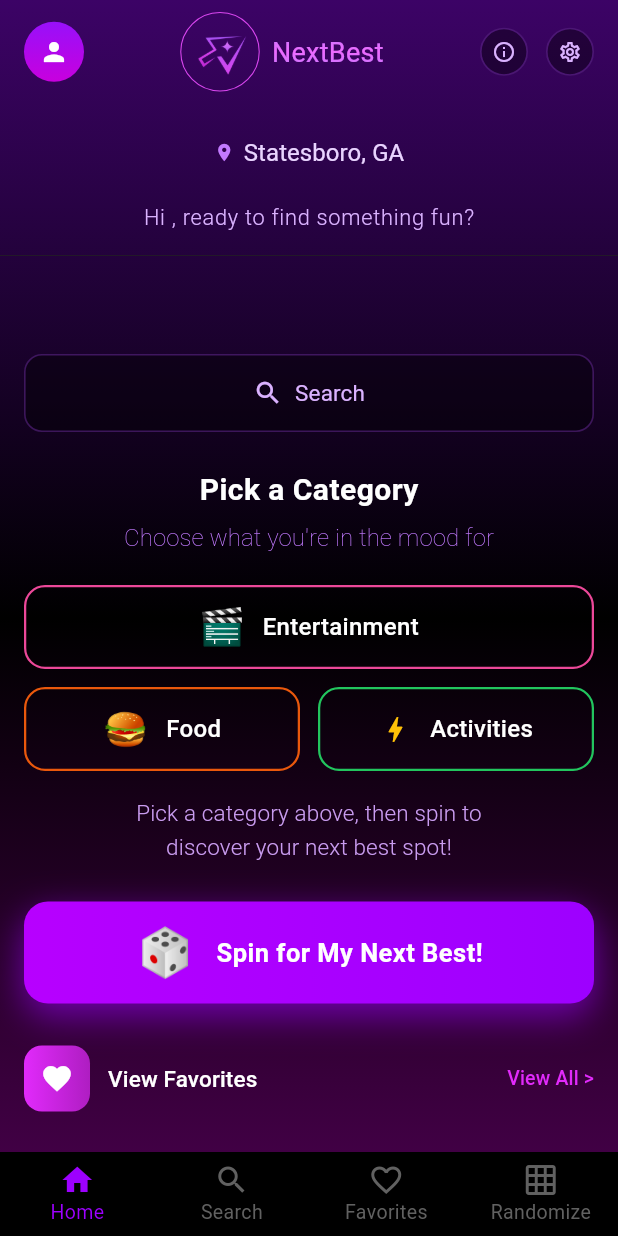
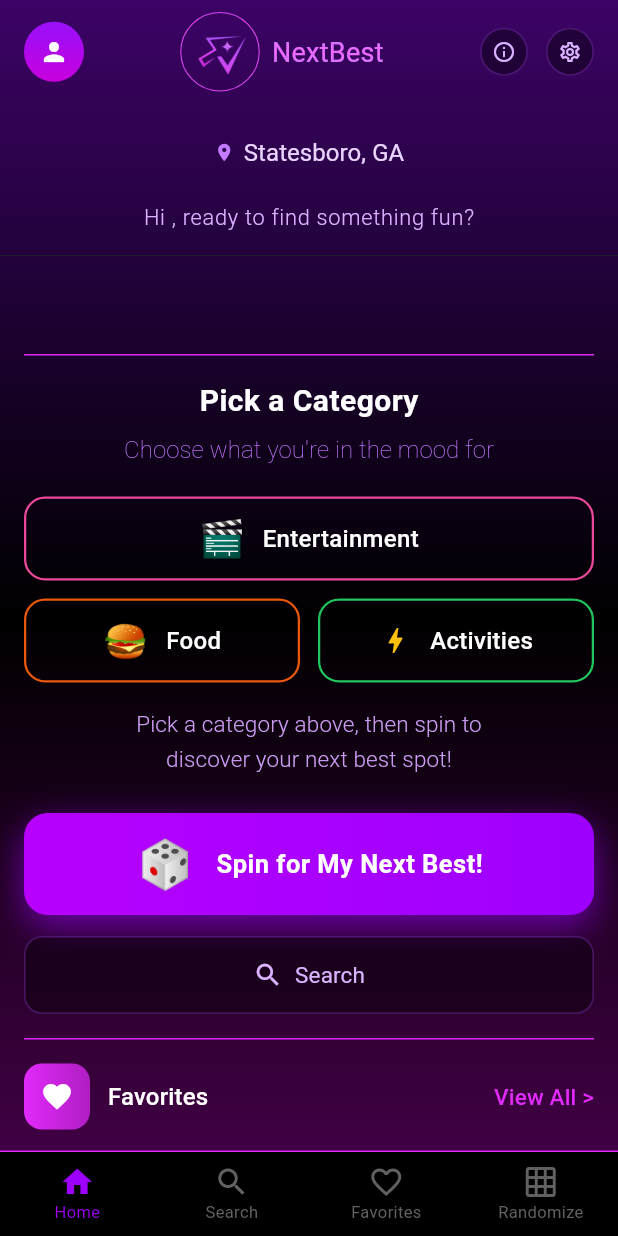
Before and after one commit to angelicav-v/NextBest, a Flutter app: the HomeScreen screen opened directly with empty values, on a phone screen of 412 x 824 dp. Run offline on Flutter 3.47's test engine with Material 3 defaults, Android fonts, the phone set to English and light mode, and no system bars; our stand-ins replace geolocator, google_fonts, shared_preferences; accounts and stored records are empty; Roboto replaces fonts that are missing (Arimo).

Commit message:
-feat: More home_screen Edits

```diff
--- a/App/lib/screens/home_screen.dart
+++ b/App/lib/screens/home_screen.dart
@@ -3,7 +3,6 @@ import '../widgets/gradient_background.dart';
 import '../widgets/home/home_header.dart';
 import '../widgets/home/category_section.dart';
 import '../widgets/home/action_buttons.dart';
-import '../widgets/home/friend_vote_card.dart';
 import '../widgets/home/info_popup.dart';
 import '../app_navigator.dart';
 
@@ -106,8 +105,11 @@ class _HomeScreenState extends State<HomeScreen> {
                     crossAxisAlignment: CrossAxisAlignment.start,
                     children: [
                       const SizedBox(height: 16),
-                      SearchButton(onTap: () => print('Search tapped')),
-                      const SizedBox(height: 24),
+                      Container(
+                        width: double.infinity,
+                        child: Divider(color: Color(0xFFE12AFB), height: 1, thickness: 1),
+                      ),
+                      const SizedBox(height: 16),
                       CategorySection(
                         onEntertainmentTap: () => print('Entertainment tapped'),
                         onFoodTap: () => print('Food tapped'),
@@ -115,10 +117,27 @@ class _HomeScreenState extends State<HomeScreen> {
                       ),
                       const SizedBox(height: 24),
                       SpinButton(onTap: () => print('Spin tapped')),
-                      const SizedBox(height: 28),
+                      const SizedBox(height: 14),
+                      SearchButton(onTap: () => print('Search tapped')),
+                      const SizedBox(height: 16),
+                      Container(
+                        width: double.infinity,
+                        child: Divider(color: Color(0xFFE12AFB), height: 1, thickness: 1),
+                      ),
+                      const SizedBox(height: 16),
                       _buildFavoritesSection(),
-                      const SizedBox(height: 28),
+                      const SizedBox(height: 16),
+                      Container(
+                        width: double.infinity,
+                        child: Divider(color: Color(0xFFE12AFB), height: 1, thickness: 1),
+                      ),
+                      const SizedBox(height: 16),
                       _buildFriendVotesSection(),
+                      const SizedBox(height: 16),
+                      Container(
+                        width: double.infinity,
+                        child: Divider(color: Color(0xFFE12AFB), height: 1, thickness: 1),
+                      ),
                       const SizedBox(height: 60),
                     ],
                   ),
@@ -153,10 +172,10 @@ class _HomeScreenState extends State<HomeScreen> {
             ),
             const SizedBox(width: 12),
             const Text(
-              'View Favorites',
+              'Favorites',
               style: TextStyle(
                 color: Colors.white,
-                fontSize: 15,
+                fontSize: 16,
                 fontWeight: FontWeight.w500,
                 letterSpacing: 0.1,
               ),
@@ -169,7 +188,7 @@ class _HomeScreenState extends State<HomeScreen> {
             'View All >',
             style: TextStyle(
               color: Color(0xFFE12AFB),
-              fontSize: 13,
+              fontSize: 15,
               fontWeight: FontWeight.w500,
               letterSpacing: 0.1,
             ),
@@ -205,10 +224,10 @@ class _HomeScreenState extends State<HomeScreen> {
             ),
             const SizedBox(width: 12),
             const Text(
-              'View Friend Votes',
+              'Friend Votes',
               style: TextStyle(
                 color: Colors.white,
-                fontSize: 15,
+                fontSize: 16,
                 fontWeight: FontWeight.w500,
                 letterSpacing: 0.1,
               ),
@@ -221,7 +240,7 @@ class _HomeScreenState extends State<HomeScreen> {
             'View All >',
             style: TextStyle(
               color: Color(0xFF2B7FFF),
-              fontSize: 13,
+              fontSize: 15,
               fontWeight: FontWeight.w500,
               letterSpacing: 0.1,
             ),
@@ -232,14 +251,21 @@ class _HomeScreenState extends State<HomeScreen> {
   }
 
   Widget _buildBottomNav() {
-    return BottomNavigationBar(
+    return Column(
+      mainAxisSize: MainAxisSize.min,
+      children: [
+        Container(
+          width: double.infinity,
+          child: Divider(color: Color(0xFFE12AFB), height: 1, thickness: 1),
+        ),
+        BottomNavigationBar(
           backgroundColor: Colors.black,
           elevation: 0,
           type: BottomNavigationBarType.fixed,
           selectedItemColor: const Color(0xFF9D00FF),
           unselectedItemColor: Colors.grey.shade700,
-      selectedLabelStyle: const TextStyle(fontSize: 13),
-      unselectedLabelStyle: const TextStyle(fontSize: 13),
+          selectedLabelStyle: const TextStyle(fontSize: 11),
+          unselectedLabelStyle: const TextStyle(fontSize: 11),
           items: const [
             BottomNavigationBarItem(icon: Icon(Icons.home), label: 'Home'),
             BottomNavigationBarItem(icon: Icon(Icons.search), label: 'Search'),
@@ -249,6 +275,8 @@ class _HomeScreenState extends State<HomeScreen> {
             ),
             BottomNavigationBarItem(icon: Icon(Icons.grid_on), label: 'Randomize'),
           ],
+        ),
+      ],
     );
   }
 }
```
Lines whose indentation alone changed are shown as unchanged.
